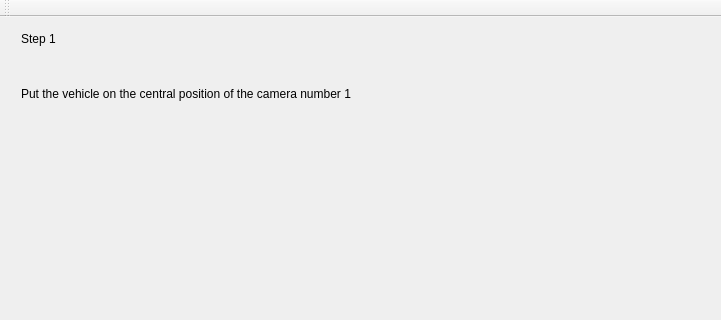
The window that uvispace/uvigui/tools/fuzzy_interface.ui (UviDTE-UviSpace/uvispace-main-controller) describes before a commit, drawn with Qt 5; both pictures show x 0 to 721 and y 0 to 320 of the 721 by 508 pixel window.
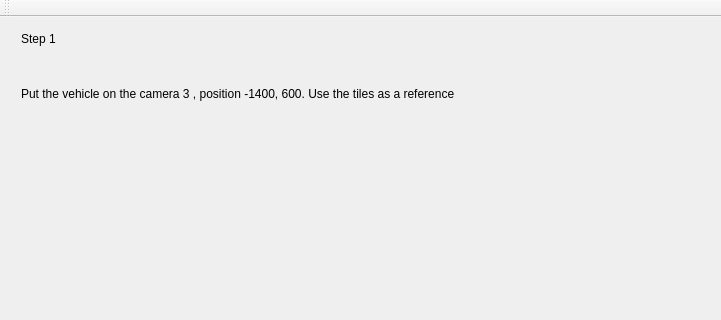
The same window after the commit. The open tabs and pages were chosen to show the change.

The edit to the form file:
```diff
--- a/uvispace/uvigui/tools/fuzzy_interface.ui
+++ b/uvispace/uvigui/tools/fuzzy_interface.ui
@@ -52,12 +52,12 @@
          <rect>
           <x>10</x>
           <y>30</y>
-          <width>481</width>
+          <width>581</width>
           <height>71</height>
          </rect>
         </property>
         <property name="text">
-         <string>Put the vehicle on the central position of the camera number 1</string>
+         <string>Put the vehicle on the camera 3 , position -1400, 600. Use the tiles as a reference</string>
         </property>
        </widget>
       </widget>
```
Left out of the diff: 4 changed lines with no effect on the pictures.
